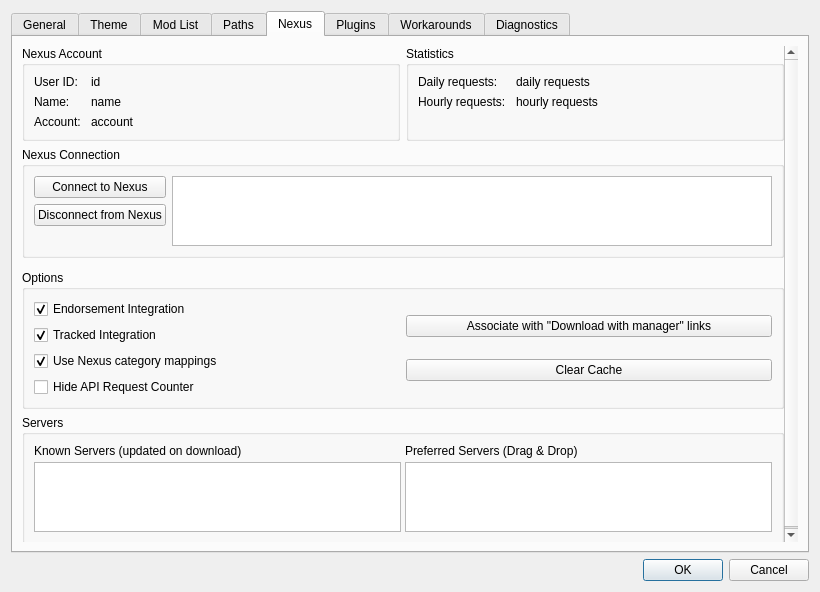
Above: src/settingsdialog.ui from ModOrganizer2/modorganizer before the change. Below: the same form after it.
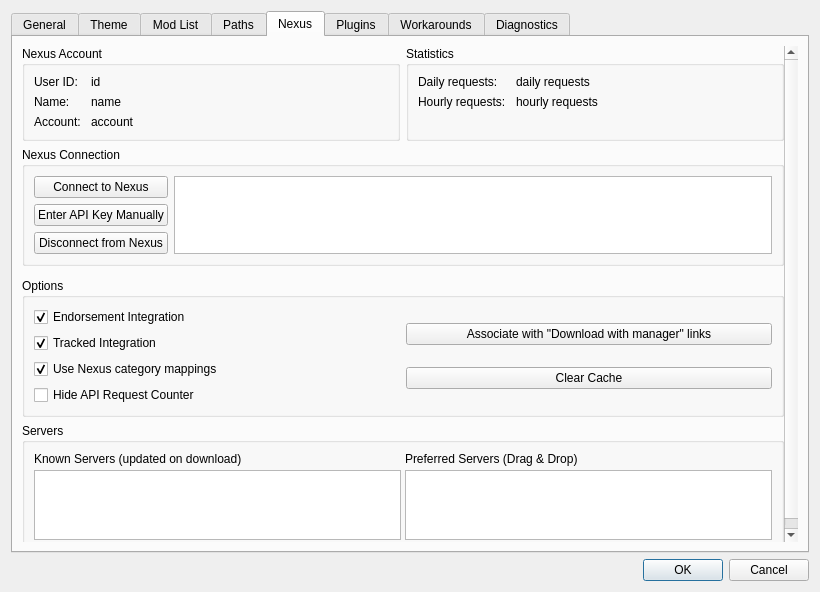
That is the form after the change. The open tabs and pages were chosen to show the change. Icons and pictures are not drawn. Custom widgets are drawn as their Qt base class.

Commit message: Allow manual fallback of old API key

```diff
--- a/src/settingsdialog.ui
+++ b/src/settingsdialog.ui
@@ -1214,6 +1214,16 @@
                    </property>
                  </widget>
                 </item>
+                 <item>
+                  <widget class="QPushButton" name="nexusManualKey">
+                   <property name="toolTip">
+                    <string>Manually enter the API key and try to login</string>
+                   </property>
+                   <property name="text">
+                    <string>Enter API Key Manually</string>
+                   </property>
+                  </widget>
+                 </item>
                 <item>
                  <widget class="QPushButton" name="nexusDisconnect">
                    <property name="toolTip">
```
Lines whose indentation alone changed are shown as unchanged. The commit also changes 10 other files.
